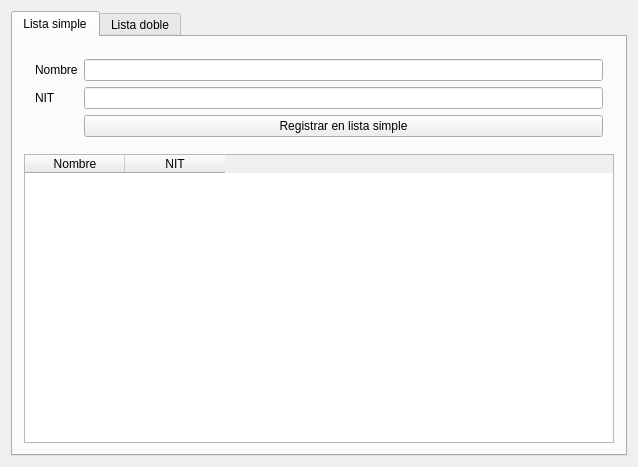
Above: Ejemplos/ListaSimpleQt/ListaSimpleQt/mainwindow.ui from Esvux/LabEDD before the change. Below: the same form after it.
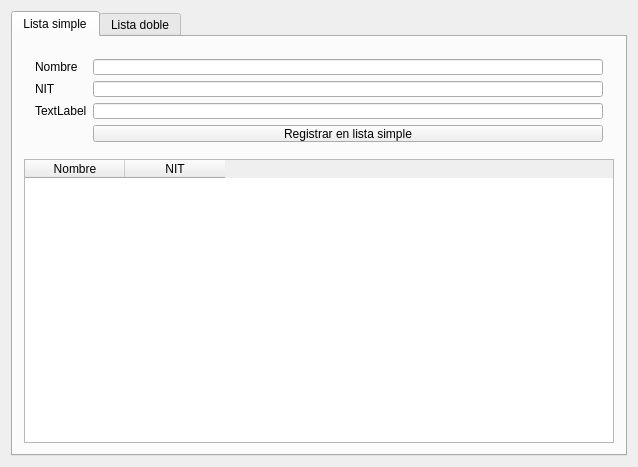
That is the form after the change. The open tabs and pages were chosen to show the change.

Patch:
```diff
--- a/Ejemplos/ListaSimpleQt/ListaSimpleQt/mainwindow.ui
+++ b/Ejemplos/ListaSimpleQt/ListaSimpleQt/mainwindow.ui
@@ -59,13 +59,23 @@
              <item row="1" column="1">
               <widget class="QLineEdit" name="txtCustomerTaxId"/>
              </item>
-             <item row="2" column="1">
+             <item row="3" column="1">
               <widget class="QPushButton" name="pushButton">
                <property name="text">
                 <string>Registrar en lista simple</string>
                </property>
               </widget>
              </item>
+             <item row="2" column="1">
+              <widget class="QLineEdit" name="lineEdit"/>
+             </item>
+             <item row="2" column="0">
+              <widget class="QLabel" name="label_3">
+               <property name="text">
+                <string>TextLabel</string>
+               </property>
+              </widget>
+             </item>
             </layout>
            </item>
           </layout>
```
Left out of the diff: 2 changed lines with no effect on the pictures.
